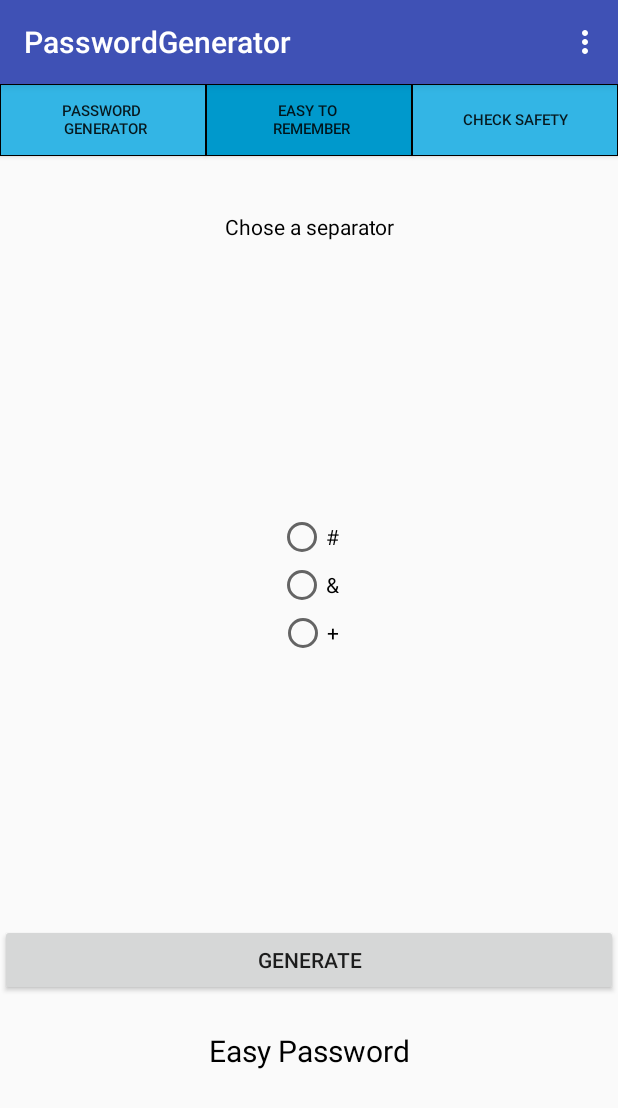
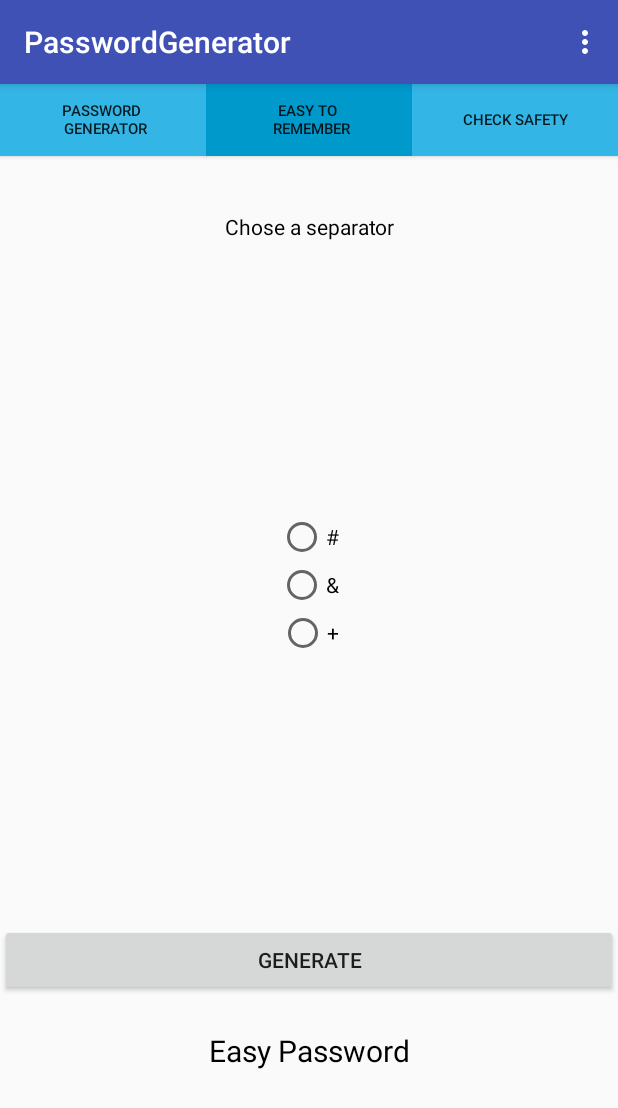
Before and after one commit to I4-Projektseminar-HHU-2016/seminar-project-lomoz, an Android app: the ActivityEasyRemember screen opened directly, with no data from a screen before it, on a phone screen of 412 x 824 dp. Shown: the top 1108 px of the screen. Run offline under Robolectric (Android 15) with nearby library versions, the phone set to English and light mode, and no system bars.

Commit message:
changed menu layout for "easy password" and "safety check" like in "password generator"

```diff
--- a/app/src/main/res/layout/activity_easy_remember.xml
+++ b/app/src/main/res/layout/activity_easy_remember.xml
@@ -13,7 +13,7 @@
         android:layout_gravity="left|top"
         android:textSize="10dp"
         android:onClick="buttonGoToGeneratePassword"
-        android:background="@drawable/my_button" />
+        android:background="@android:color/holo_blue_light" />
 
     <Button
         android:layout_width="wrap_content"
@@ -22,7 +22,7 @@
         android:id="@+id/buttonEasyPassword"
         android:layout_gravity="center_horizontal|top"
         android:textSize="10dp"
-        android:background="@drawable/my_button_clicked" />
+        android:background="@android:color/holo_blue_dark" />
 
     <Button
         android:layout_width="wrap_content"
@@ -32,7 +32,7 @@
         android:layout_gravity="right|top"
         android:textSize="10dp"
         android:onClick="buttonGoToCheckSafety"
-        android:background="@drawable/my_button" />
+        android:background="@android:color/holo_blue_light" />
 
     <TextView
         android:layout_width="fill_parent"
--- a/app/src/main/res/layout/activity_safety_check.xml
+++ b/app/src/main/res/layout/activity_safety_check.xml
@@ -14,7 +14,7 @@
         android:textSize="10dp"
         android:onClick="buttonGoToGeneratePassword"
         android:background="@android:color/holo_blue_light"
-        android:textColor="@color/material_grey_600" />
+        android:textColor="@android:color/black" />
 
     <Button
         android:layout_width="wrap_content"
@@ -25,7 +25,7 @@
         android:textSize="10dp"
         android:onClick="buttonGoToEasyPassword"
         android:background="@android:color/holo_blue_light"
-        android:textColor="@color/material_grey_600" />
+        android:textColor="@android:color/black" />
 
     <Button
         android:layout_width="wrap_content"
@@ -34,7 +34,7 @@
         android:id="@+id/buttonCheckSafety"
         android:layout_gravity="right|top"
         android:textSize="10dp"
-        android:background="@drawable/my_button_borders"
+        android:background="@android:color/holo_blue_dark"
         android:textColor="@android:color/black" />
 
     <TextView
```
